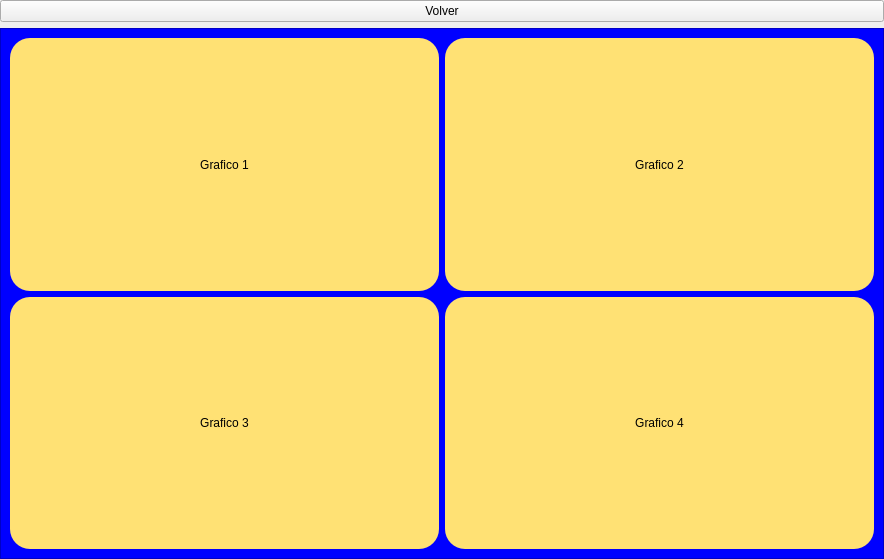
Qt form Estadisticas.ui (IvoDKHP/ProyectoEspecialidad4to) before a commit.
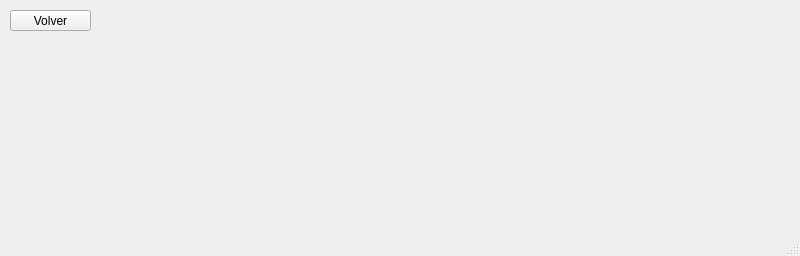
The same form after that commit.

The edit to the form file:
```diff
--- a/Estadisticas.ui
+++ b/Estadisticas.ui
@@ -6,170 +6,39 @@
    <rect>
     <x>0</x>
     <y>0</y>
-    <width>884</width>
-    <height>559</height>
+    <width>800</width>
+    <height>256</height>
    </rect>
   </property>
   <property name="windowTitle">
    <string>MainWindow</string>
   </property>
   <widget class="QWidget" name="centralwidget">
-   <layout class="QGridLayout" name="gridLayout">
-    <property name="leftMargin">
-     <number>0</number>
+   <widget class="QPushButton" name="volver_boton">
+    <property name="geometry">
+     <rect>
+      <x>10</x>
+      <y>10</y>
+      <width>81</width>
+      <height>21</height>
+     </rect>
     </property>
-    <property name="topMargin">
-     <number>0</number>
+    <property name="text">
+     <string>Volver</string>
     </property>
-    <property name="rightMargin">
-     <number>0</number>
-    </property>
-    <property name="bottomMargin">
-     <number>0</number>
-    </property>
-    <item row="1" column="0">
-     <widget class="QFrame" name="frame">
-      <property name="styleSheet">
-       <string notr="true">background-color: rgb(0, 0, 255);</string>
-      </property>
-      <property name="frameShape">
-       <enum>QFrame::StyledPanel</enum>
-      </property>
-      <property name="frameShadow">
-       <enum>QFrame::Raised</enum>
-      </property>
-      <layout class="QGridLayout" name="gridLayout_2">
-       <item row="0" column="0">
-        <widget class="QFrame" name="frame_2">
-         <property name="styleSheet">
-          <string notr="true">background-color: rgb(255, 225, 116);
-border-radius: 20px;</string>
-         </property>
-         <property name="frameShape">
-          <enum>QFrame::StyledPanel</enum>
-         </property>
-         <property name="frameShadow">
-          <enum>QFrame::Raised</enum>
-         </property>
-         <layout class="QVBoxLayout" name="verticalLayout_3" stretch="1,5">
-          <item>
-           <widget class="QLabel" name="label">
-            <property name="text">
-             <string>Grafico 1</string>
-            </property>
-            <property name="alignment">
-             <set>Qt::AlignCenter</set>
-            </property>
-           </widget>
-          </item>
-          <item>
-           <layout class="QVBoxLayout" name="verticalLayout_2"/>
-          </item>
-         </layout>
-        </widget>
-       </item>
-       <item row="1" column="0">
-        <widget class="QFrame" name="frame_4">
-         <property name="styleSheet">
-          <string notr="true">background-color: rgb(255, 225, 116);
-border-radius: 20px;</string>
-         </property>
-         <property name="frameShape">
-          <enum>QFrame::StyledPanel</enum>
-         </property>
-         <property name="frameShadow">
-          <enum>QFrame::Raised</enum>
-         </property>
-         <layout class="QVBoxLayout" name="verticalLayout_6" stretch="1,5">
-          <item>
-           <widget class="QLabel" name="label_3">
-            <property name="text">
-             <string>Grafico 3</string>
-            </property>
-            <property name="alignment">
-             <set>Qt::AlignCenter</set>
-            </property>
-           </widget>
-          </item>
-          <item>
-           <layout class="QVBoxLayout" name="verticalLayout_7"/>
-          </item>
-         </layout>
-        </widget>
-       </item>
-       <item row="0" column="1">
-        <widget class="QFrame" name="frame_3">
-         <property name="styleSheet">
-          <string notr="true">background-color: rgb(255, 225, 116);
-border-radius: 20px;</string>
-         </property>
-         <property name="frameShape">
-          <enum>QFrame::StyledPanel</enum>
-         </property>
-         <property name="frameShadow">
-          <enum>QFrame::Raised</enum>
-         </property>
-         <layout class="QVBoxLayout" name="verticalLayout_4" stretch="1,5">
-          <item>
-           <widget class="QLabel" name="label_2">
-            <property name="text">
-             <string>Grafico 2</string>
-            </property>
-            <property name="alignment">
-             <set>Qt::AlignCenter</set>
-            </property>
-           </widget>
-          </item>
-          <item>
-           <layout class="QVBoxLayout" name="verticalLayout_5"/>
-          </item>
-         </layout>
-        </widget>
-       </item>
-       <item row="1" column="1">
-        <widget class="QFrame" name="frame_5">
-         <property name="styleSheet">
-          <string notr="true">background-color: rgb(255, 225, 116);
-border-radius: 20px;</string>
-         </property>
-         <property name="frameShape">
-          <enum>QFrame::StyledPanel</enum>
-         </property>
-         <property name="frameShadow">
-          <enum>QFrame::Raised</enum>
-         </property>
-         <layout class="QVBoxLayout" name="verticalLayout_8" stretch="1,5">
-          <item>
-           <widget class="QLabel" name="label_4">
-            <property name="text">
-             <string>Grafico 4</string>
-            </property>
-            <property name="alignment">
-             <set>Qt::AlignCenter</set>
-            </property>
-           </widget>
-          </item>
-          <item>
-           <layout class="QVBoxLayout" name="verticalLayout_9"/>
-          </item>
-         </layout>
-        </widget>
-       </item>
-      </layout>
-     </widget>
-    </item>
-    <item row="0" column="0">
-     <widget class="QPushButton" name="volver_boton">
-      <property name="enabled">
-       <bool>true</bool>
-      </property>
-      <property name="text">
-       <string>Volver</string>
-      </property>
-     </widget>
-    </item>
-   </layout>
+   </widget>
   </widget>
+  <widget class="QMenuBar" name="menubar">
+   <property name="geometry">
+    <rect>
+     <x>0</x>
+     <y>0</y>
+     <width>800</width>
+     <height>20</height>
+    </rect>
+   </property>
+  </widget>
+  <widget class="QStatusBar" name="statusbar"/>
  </widget>
  <resources/>
  <connections>
```
